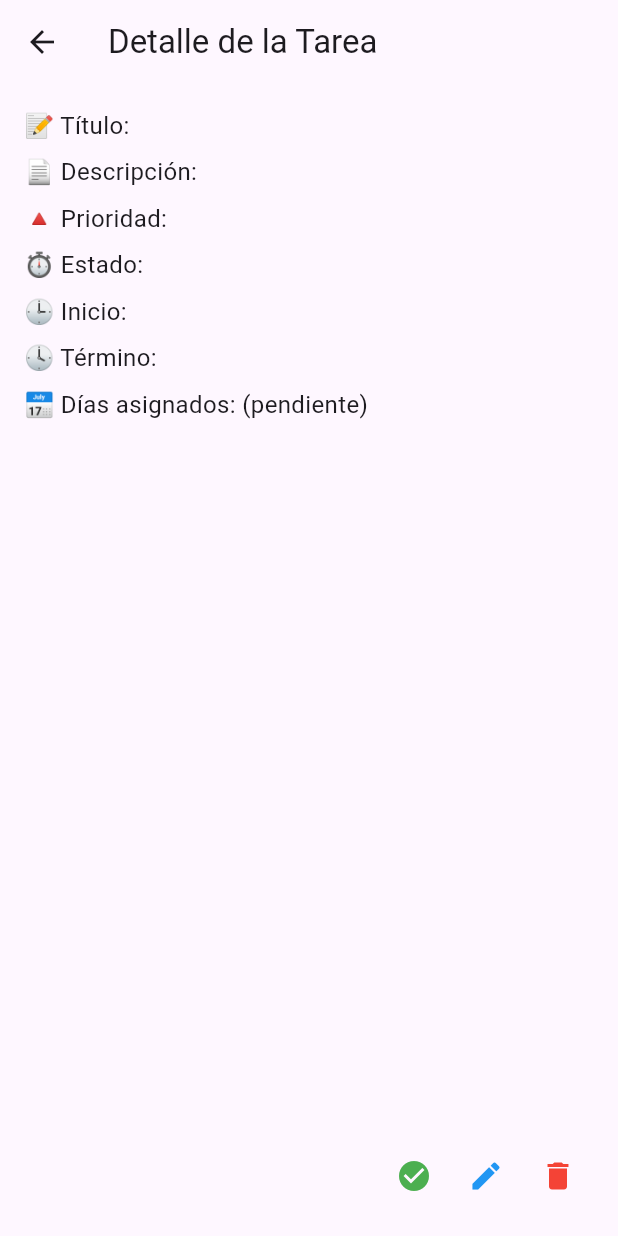
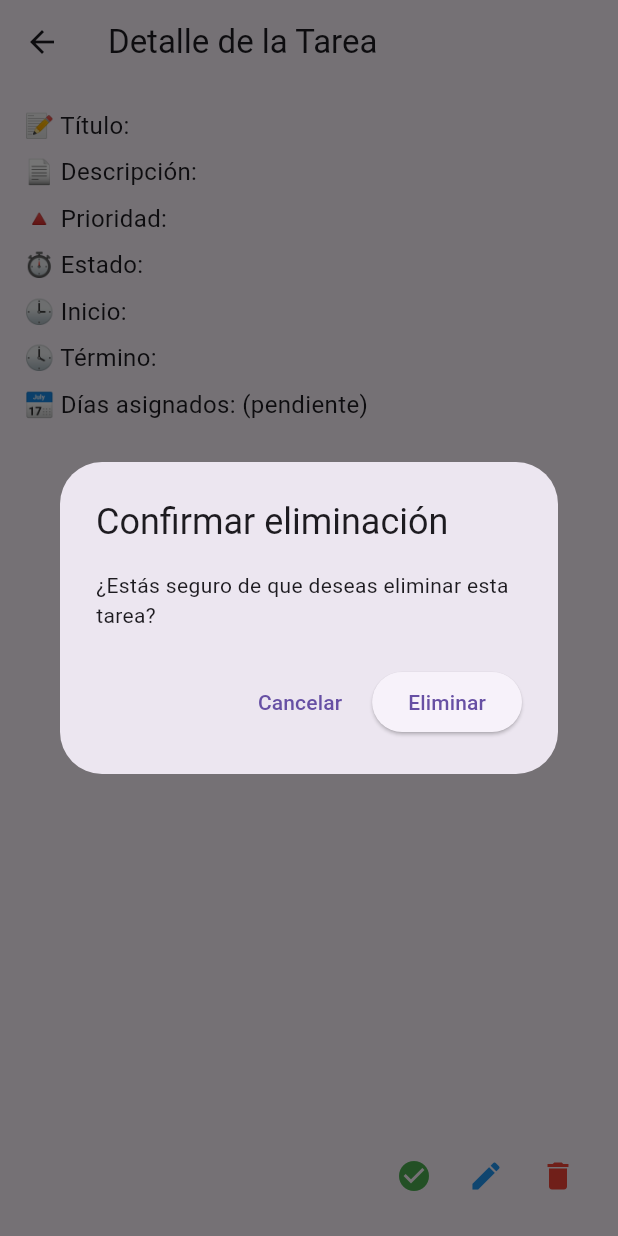
Before and after one commit to Seba-QA/AppTareas, a Flutter app: the DetalleTareaScreen screen opened directly with empty values, after a tap on the "delete" icon, on a phone screen of 412 x 824 dp. Run offline on Flutter 3.47's test engine with Material 3 defaults, Android fonts, the light colour scheme and no system bars; our stand-ins replace sqflite; accounts and stored records are empty.

Commit message:
Eliminar tareas
Contiene una excepcion al confirmar el guardado, se esta trabajando en eso para solucionarlo

```diff
--- a/lib/db/db_helper.dart
+++ b/lib/db/db_helper.dart
@@ -290,4 +290,9 @@ class DatabaseHelper {
     );
   }
 
+  Future<void> eliminarTarea(String tareaId) async {
+    final db = await database;
+    await db.delete('tarea_dia', where: 'tareaId = ?', whereArgs: [tareaId]);
+    await db.delete('tarea', where: 'id = ?', whereArgs: [tareaId]);
+  }
 }
--- a/lib/screens/detalle_tarea_screen.dart
+++ b/lib/screens/detalle_tarea_screen.dart
@@ -2,16 +2,19 @@ import 'package:flutter/material.dart';
 import '../models/tarea.dart';
 import '../models/tarea_dia.dart';
 import '../screens/editar_tarea_screen.dart'; // Asegúrate de que el path sea correcto
+import '../db/db_helper.dart'; // Asegúrate de que el path sea correcto
 
 class DetalleTareaScreen extends StatelessWidget {
   final Tarea tarea;
   final TareaDia tareaDia; // Asegúrate de importar el modelo
+  final DatabaseHelper _dbHelper = DatabaseHelper();
 
-  const DetalleTareaScreen({
+  DetalleTareaScreen({
     Key? key,
     required this.tarea,
     required this.tareaDia,
   }) : super(key: key);
+
 
   @override
   Widget build(BuildContext context) {
@@ -87,8 +90,35 @@ class DetalleTareaScreen extends StatelessWidget {
                 IconButton(
                   tooltip: 'Eliminar tarea',
                   icon: const Icon(Icons.delete, color: Colors.red),
-                  onPressed: () {
-                    // Lógica para eliminar la tarea
+                  onPressed: () async {
+                    final confirmacion = await showDialog<bool>(
+                      context: context,
+                      builder:
+                          (context) => AlertDialog(
+                            title: const Text('Confirmar eliminación'),
+                            content: const Text(
+                              '¿Estás seguro de que deseas eliminar esta tarea?',
+                            ),
+                            actions: [
+                              TextButton(
+                                onPressed: () => Navigator.pop(context, false),
+                                child: const Text('Cancelar'),
+                              ),
+                              ElevatedButton(
+                                onPressed: () => Navigator.pop(context, true),
+                                child: const Text('Eliminar'),
+                              ),
+                            ],
+                          ),
+                    );
+                    if (confirmacion == true) {
+                      await _dbHelper.eliminarTarea(tarea.id);
+                      if (context.mounted)
+                        Navigator.pop(
+                          context,
+                          true,
+                        ); // Volver a la pantalla anterior
+                    }
                   },
                 ),
               ],
```
Also changed, not shown: lib/screens/lista_tareas_dia_screen.dart (+51 -14 lines).
